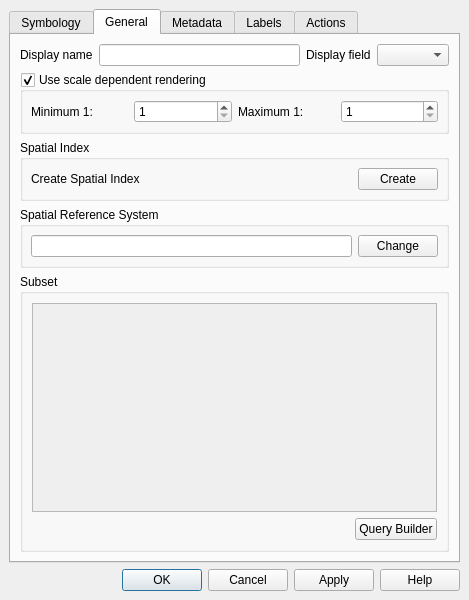
Before: the Qt Designer form branches/renderer/src/ui/qgsvectorlayerpropertiesbase.ui in stopa85/Quantum-GIS, drawn with Qt 5.
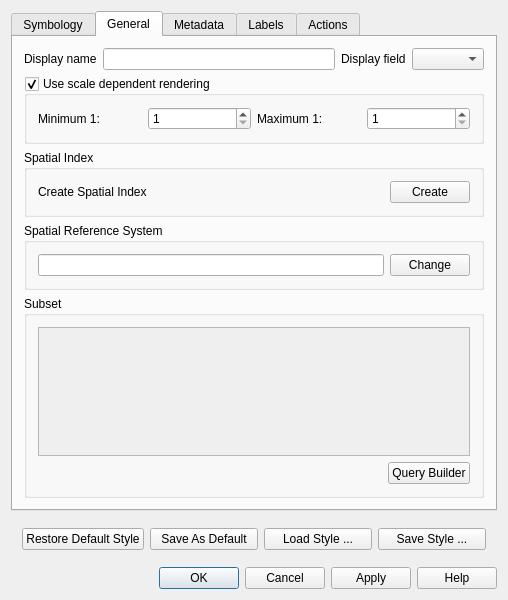
After: the same form once the commit is applied. The open tabs and pages were chosen to show the change. Icons and pictures are not drawn.

Patch:
```diff
--- a/branches/renderer/src/ui/qgsvectorlayerpropertiesbase.ui
+++ b/branches/renderer/src/ui/qgsvectorlayerpropertiesbase.ui
@@ -5,7 +5,7 @@
    <rect>
     <x>0</x>
     <y>0</y>
-    <width>469</width>
+    <width>508</width>
     <height>600</height>
    </rect>
   </property>
@@ -26,21 +26,11 @@
   </property>
   <layout class="QGridLayout" >
    <property name="margin" >
-    <number>9</number>
+    <number>11</number>
    </property>
    <property name="spacing" >
     <number>6</number>
    </property>
-   <item row="1" column="0" >
-    <widget class="QDialogButtonBox" name="buttonBox" >
-     <property name="orientation" >
-      <enum>Qt::Horizontal</enum>
-     </property>
-     <property name="standardButtons" >
-      <set>QDialogButtonBox::Apply|QDialogButtonBox::Cancel|QDialogButtonBox::Help|QDialogButtonBox::NoButton|QDialogButtonBox::Ok</set>
-     </property>
-    </widget>
-   </item>
    <item row="0" column="0" >
     <widget class="QTabWidget" name="tabWidget" >
      <property name="tabShape" >
@@ -137,7 +127,7 @@
       </attribute>
       <layout class="QGridLayout" >
        <property name="margin" >
-        <number>9</number>
+        <number>11</number>
        </property>
        <property name="spacing" >
         <number>6</number>
@@ -188,7 +178,7 @@
          </property>
          <layout class="QGridLayout" >
           <property name="margin" >
-           <number>8</number>
+           <number>11</number>
           </property>
           <property name="spacing" >
            <number>6</number>
@@ -249,7 +239,7 @@
          </property>
          <layout class="QGridLayout" >
           <property name="margin" >
-           <number>8</number>
+           <number>11</number>
           </property>
           <property name="spacing" >
            <number>6</number>
@@ -297,7 +287,7 @@
          </property>
          <layout class="QGridLayout" >
           <property name="margin" >
-           <number>8</number>
+           <number>11</number>
           </property>
           <property name="spacing" >
            <number>6</number>
@@ -326,7 +316,7 @@
          </property>
          <layout class="QGridLayout" >
           <property name="margin" >
-           <number>9</number>
+           <number>11</number>
           </property>
           <property name="spacing" >
            <number>6</number>
@@ -471,6 +461,54 @@
      </widget>
     </widget>
    </item>
+   <item row="1" column="0" >
+    <layout class="QHBoxLayout" >
+     <property name="margin" >
+      <number>11</number>
+     </property>
+     <property name="spacing" >
+      <number>6</number>
+     </property>
+     <item>
+      <widget class="QPushButton" name="pbnLoadDefaultStyle" >
+       <property name="text" >
+        <string>Restore Default Style</string>
+       </property>
+      </widget>
+     </item>
+     <item>
+      <widget class="QPushButton" name="pbnSaveDefaultStyle" >
+       <property name="text" >
+        <string>Save As Default</string>
+       </property>
+      </widget>
+     </item>
+     <item>
+      <widget class="QPushButton" name="pbnLoadStyle" >
+       <property name="text" >
+        <string>Load Style ...</string>
+       </property>
+      </widget>
+     </item>
+     <item>
+      <widget class="QPushButton" name="pbnSaveStyleAs" >
+       <property name="text" >
+        <string>Save Style ...</string>
+       </property>
+      </widget>
+     </item>
+    </layout>
+   </item>
+   <item row="2" column="0" >
+    <widget class="QDialogButtonBox" name="buttonBox" >
+     <property name="orientation" >
+      <enum>Qt::Horizontal</enum>
+     </property>
+     <property name="standardButtons" >
+      <set>QDialogButtonBox::Apply|QDialogButtonBox::Cancel|QDialogButtonBox::Help|QDialogButtonBox::NoButton|QDialogButtonBox::Ok</set>
+     </property>
+    </widget>
+   </item>
   </layout>
  </widget>
  <layoutdefault spacing="6" margin="11" />
```
Left out of the diff: 22 changed lines with no effect on the pictures.
